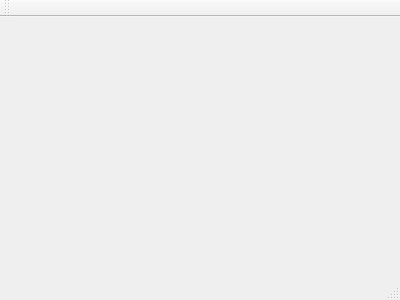
This is mainwindow.ui in DeveloperPaul123/LaserScanner as Qt 5 draws it before an edit. The edited form follows.
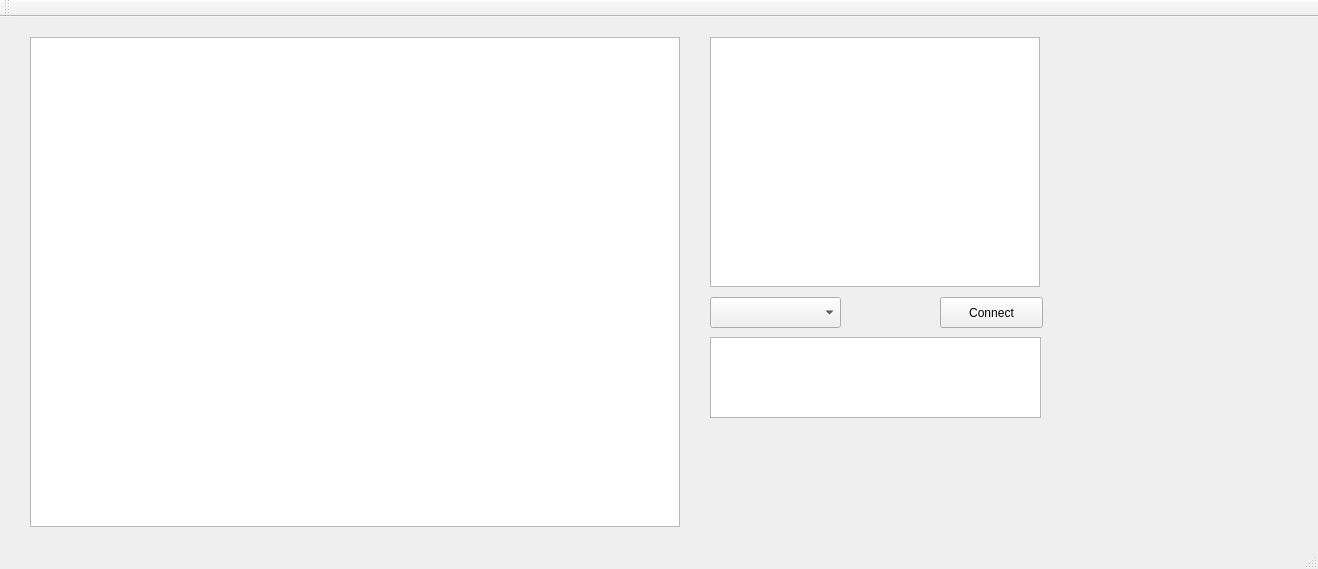
This is the edited form.

Commit message: Integrated opencv added two viewing windows and streaming of webcam. Started serial code as well.

The edit to the form file:
```diff
--- a/mainwindow.ui
+++ b/mainwindow.ui
@@ -1,24 +1,105 @@
 <ui version="4.0">
  <class>MainWindow</class>
- <widget class="QMainWindow" name="MainWindow" >
-  <property name="geometry" >
+ <widget class="QMainWindow" name="MainWindow">
+  <property name="geometry">
    <rect>
     <x>0</x>
     <y>0</y>
-    <width>400</width>
-    <height>300</height>
+    <width>1318</width>
+    <height>569</height>
    </rect>
   </property>
   <property name="windowTitle" >
    <string>MainWindow</string>
   </property>
-  <widget class="QMenuBar" name="menuBar" />
-  <widget class="QToolBar" name="mainToolBar" />
-  <widget class="QWidget" name="centralWidget" />
-  <widget class="QStatusBar" name="statusBar" />
+  <widget class="QWidget" name="centralWidget">
+   <widget class="QGraphicsView" name="mainImage">
+    <property name="geometry">
+     <rect>
+      <x>30</x>
+      <y>20</y>
+      <width>650</width>
+      <height>490</height>
+     </rect>
+    </property>
+    <property name="minimumSize">
+     <size>
+      <width>650</width>
+      <height>490</height>
+     </size>
+    </property>
+   </widget>
+   <widget class="QGraphicsView" name="secondaryImage">
+    <property name="geometry">
+     <rect>
+      <x>710</x>
+      <y>20</y>
+      <width>330</width>
+      <height>250</height>
+     </rect>
+    </property>
+    <property name="minimumSize">
+     <size>
+      <width>330</width>
+      <height>250</height>
+     </size>
+    </property>
+   </widget>
+   <widget class="QComboBox" name="comboBox">
+    <property name="geometry">
+     <rect>
+      <x>710</x>
+      <y>280</y>
+      <width>131</width>
+      <height>31</height>
+     </rect>
+    </property>
+   </widget>
+   <widget class="QPushButton" name="connectToArduinoButton">
+    <property name="geometry">
+     <rect>
+      <x>940</x>
+      <y>280</y>
+      <width>103</width>
+      <height>31</height>
+     </rect>
+    </property>
+    <property name="text">
+     <string>Connect</string>
+    </property>
+   </widget>
+   <widget class="QPlainTextEdit" name="serialMonitorPlainEdit">
+    <property name="geometry">
+     <rect>
+      <x>710</x>
+      <y>320</y>
+      <width>331</width>
+      <height>81</height>
+     </rect>
+    </property>
+   </widget>
+  </widget>
+  <widget class="QMenuBar" name="menuBar">
+   <property name="geometry">
+    <rect>
+     <x>0</x>
+     <y>0</y>
+     <width>1318</width>
+     <height>29</height>
+    </rect>
+   </property>
+  </widget>
+  <widget class="QToolBar" name="mainToolBar">
+   <attribute name="toolBarArea">
+    <enum>TopToolBarArea</enum>
+   </attribute>
+   <attribute name="toolBarBreak">
+    <bool>false</bool>
+   </attribute>
+  </widget>
+  <widget class="QStatusBar" name="statusBar"/>
  </widget>
- <layoutDefault spacing="6" margin="11" />
- <pixmapfunction></pixmapfunction>
+ <layoutdefault spacing="6" margin="11"/>
  <resources/>
  <connections/>
 </ui>
```
Left out of the diff: 3 changed lines with no effect on the pictures. The commit also changes 7 other files.
